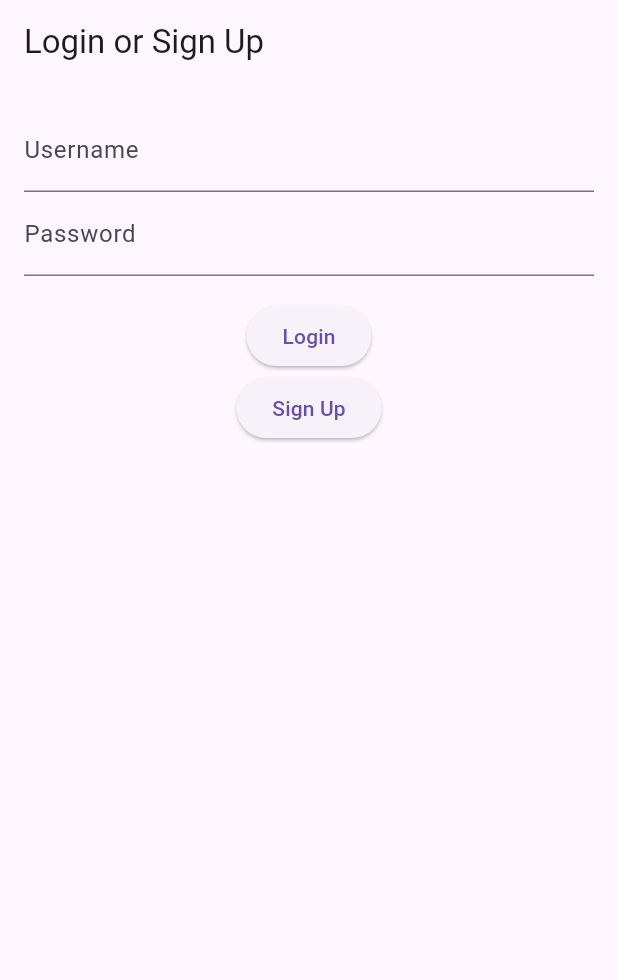
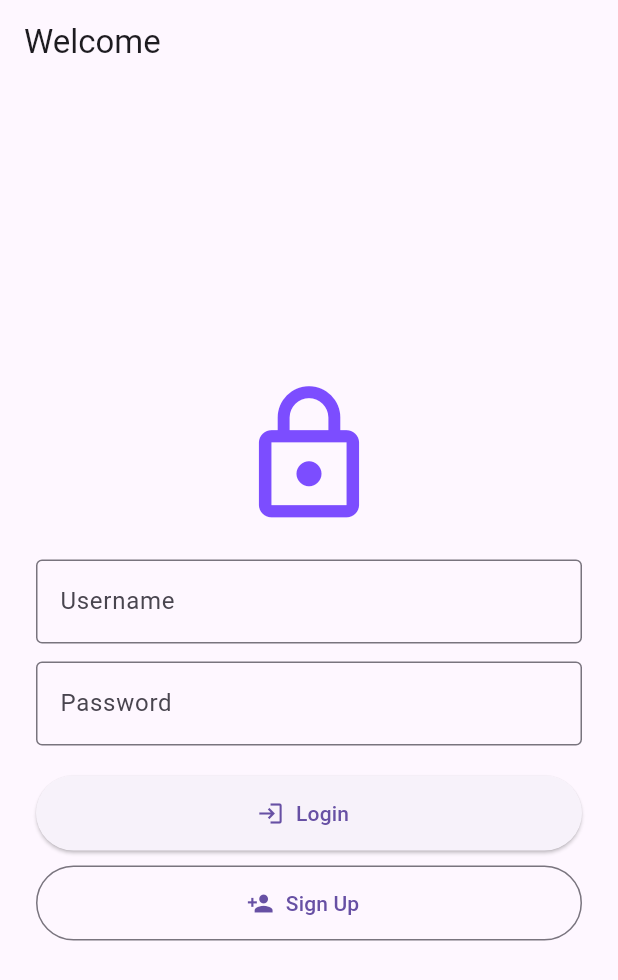
Before and after one commit to Pourna2598/back4app_crud_web, a Flutter app: the screen it shows after launch, on a phone screen of 412 x 824 dp. Shown: the top 980 px of the screen. Run offline on Flutter 3.47's test engine with Material 3 defaults, Android fonts, the phone set to English and light mode, and no system bars; our stand-ins replace parse_server_sdk.

Commit message:
adding styles

```diff
--- a/lib/main.dart
+++ b/lib/main.dart
@@ -1,6 +1,7 @@
 
 import 'package:flutter/material.dart';
 import 'package:parse_server_sdk/parse_server_sdk.dart';
+
 
 void main() async {
   WidgetsFlutterBinding.ensureInitialized();
@@ -23,8 +24,13 @@ class MyApp extends StatelessWidget {
   @override
   Widget build(BuildContext context) {
     return MaterialApp(
-      title: 'Back4App Web CRUD',
-      theme: ThemeData(primarySwatch: Colors.blue),
+      title: 'Back4App Flutter CRUD',
+      theme: ThemeData(
+        primarySwatch: Colors.pink,
+        inputDecorationTheme: InputDecorationTheme(
+          border: OutlineInputBorder(),
+        ),
+      ),
       home: LoginPage(),
     );
   }
@@ -38,43 +44,89 @@ class LoginPage extends StatefulWidget {
 class _LoginPageState extends State<LoginPage> {
   final TextEditingController _usernameController = TextEditingController();
   final TextEditingController _passwordController = TextEditingController();
-  String message = '';
+  bool _isLoading = false;
+
+  void _showMessage(String text, {bool error = true}) {
+    final color = error ? Colors.red : Colors.green;
+    ScaffoldMessenger.of(context).showSnackBar(
+      SnackBar(content: Text(text), backgroundColor: color),
+    );
+  }
 
   Future<void> login() async {
-    final user = ParseUser(_usernameController.text, _passwordController.text, null);
+    setState(() => _isLoading = true);
+    final user = ParseUser(_usernameController.text.trim(), _passwordController.text.trim(), null);
     final response = await user.login();
+
+    setState(() => _isLoading = false);
+
     if (response.success) {
       Navigator.pushReplacement(context, MaterialPageRoute(builder: (_) => HomePage()));
     } else {
-      setState(() => message = response.error!.message);
+      _showMessage(response.error?.message ?? 'Login failed');
     }
   }
 
   Future<void> signUp() async {
-    final user = ParseUser(_usernameController.text, _passwordController.text, _usernameController.text + '@email.com');
+    setState(() => _isLoading = true);
+    final email = '${_usernameController.text.trim()}@email.com';
+    final user = ParseUser(_usernameController.text.trim(), _passwordController.text.trim(), email);
     final response = await user.signUp();
+
+    setState(() => _isLoading = false);
+
     if (response.success) {
-      setState(() => message = "Account created! Please log in.");
+      _showMessage("Account created! Please log in.", error: false);
     } else {
-      setState(() => message = response.error!.message);
+      _showMessage(response.error?.message ?? 'Sign up failed');
     }
   }
 
   @override
   Widget build(BuildContext context) {
     return Scaffold(
-      appBar: AppBar(title: Text("Login or Sign Up")),
+      appBar: AppBar(title: Text("Welcome")),
       body: Padding(
-        padding: const EdgeInsets.all(16.0),
+        padding: const EdgeInsets.all(24.0),
+        child: Center(
+          child: SingleChildScrollView(
             child: Column(
               children: [
-            TextField(controller: _usernameController, decoration: InputDecoration(labelText: "Username")),
-            TextField(controller: _passwordController, decoration: InputDecoration(labelText: "Password"), obscureText: true),
-            SizedBox(height: 16),
-            ElevatedButton(onPressed: login, child: Text("Login")),
-            ElevatedButton(onPressed: signUp, child: Text("Sign Up")),
-            Text(message, style: TextStyle(color: Colors.red)),
+                Icon(Icons.lock_outline, size: 100, color: Colors.deepPurpleAccent),
+                SizedBox(height: 20),
+                TextField(
+                  controller: _usernameController,
+                  decoration: InputDecoration(labelText: "Username"),
+                ),
+                SizedBox(height: 12),
+                TextField(
+                  controller: _passwordController,
+                  decoration: InputDecoration(labelText: "Password"),
+                  obscureText: true,
+                ),
+                SizedBox(height: 20),
+                _isLoading
+                    ? CircularProgressIndicator()
+                    : Column(
+                        children: [
+                          ElevatedButton.icon(
+                            onPressed: login,
+                            icon: Icon(Icons.login),
+                            label: Text("Login"),
+                            style: ElevatedButton.styleFrom(minimumSize: Size.fromHeight(50)),
+                          ),
+                          SizedBox(height: 10),
+                          OutlinedButton.icon(
+                            onPressed: signUp,
+                            icon: Icon(Icons.person_add),
+                            label: Text("Sign Up"),
+                            style: OutlinedButton.styleFrom(minimumSize: Size.fromHeight(50)),
+                          ),
                         ],
+                      )
+              ],
+            ),
+          ),
         ),
       ),
     );
@@ -99,7 +151,8 @@ class _HomePageState extends State<HomePage> {
   }
 
   Future<void> addItem() async {
-    final item = ParseObject('Item')..set('name', _itemController.text);
+    if (_itemController.text.trim().isEmpty) return;
+    final item = ParseObject('Item')..set('name', _itemController.text.trim());
     await item.save();
     _itemController.clear();
     fetchItems();
@@ -108,6 +161,12 @@ class _HomePageState extends State<HomePage> {
   Future<void> deleteItem(ParseObject item) async {
     await item.delete();
     fetchItems();
+  }
+
+  Future<void> logout() async {
+    final user = await ParseUser.currentUser() as ParseUser;
+    await user.logout();
+    Navigator.pushReplacement(context, MaterialPageRoute(builder: (_) => LoginPage()));
   }
 
   @override
@@ -119,26 +178,45 @@ class _HomePageState extends State<HomePage> {
   @override
   Widget build(BuildContext context) {
     return Scaffold(
-      appBar: AppBar(title: Text("Item List")),
+      appBar: AppBar(
+        title: Text("Your Items"),
+        actions: [
+          IconButton(onPressed: logout, icon: Icon(Icons.logout)),
+        ],
+      ),
       body: Column(
         children: [
           Padding(
-            padding: const EdgeInsets.all(8.0),
+            padding: const EdgeInsets.all(12.0),
             child: Row(
               children: [
-                Expanded(child: TextField(controller: _itemController, decoration: InputDecoration(labelText: "New Item"))),
-                IconButton(onPressed: addItem, icon: Icon(Icons.add))
+                Expanded(
+                  child: TextField(
+                    controller: _itemController,
+                    decoration: InputDecoration(labelText: "Add new item"),
+                  ),
+                ),
+                SizedBox(width: 8),
+                ElevatedButton(
+                  onPressed: addItem,
+                  child: Icon(Icons.add),
+                )
               ],
             ),
           ),
           Expanded(
-            child: ListView.builder(
+            child: items.isEmpty
+                ? Center(child: Text("No items yet."))
+                : ListView.builder(
                     itemCount: items.length,
                     itemBuilder: (context, index) {
                       final item = items[index];
                       return ListTile(
                         title: Text(item.get<String>('name') ?? ''),
-                  trailing: IconButton(icon: Icon(Icons.delete), onPressed: () => deleteItem(item)),
+                        trailing: IconButton(
+                          icon: Icon(Icons.delete, color: Colors.pinkAccent),
+                          onPressed: () => deleteItem(item),
+                        ),
                       );
                     },
                   ),
```
Lines whose indentation alone changed are shown as unchanged.
